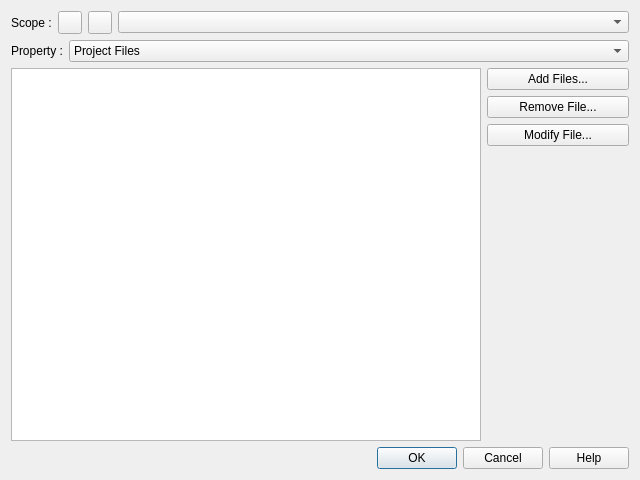
testmana2/mks, file v2/branches/dev/monkey/src/xupmanager/ui/UIXUPProjectEditor.ui: the form before one commit.
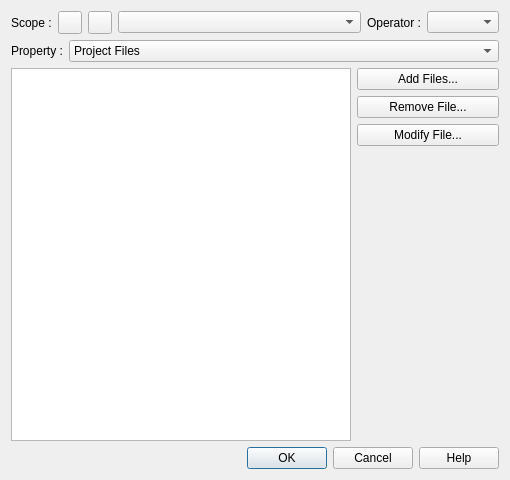
The form after the commit. Icons and pictures are not drawn. Custom widgets are drawn as their Qt base class.

Commit message: had combobox for operators ( hidden by default )

The edit to the form file:
```diff
--- a/v2/branches/dev/monkey/src/xupmanager/ui/UIXUPProjectEditor.ui
+++ b/v2/branches/dev/monkey/src/xupmanager/ui/UIXUPProjectEditor.ui
@@ -5,7 +5,7 @@
    <rect>
     <x>0</x>
     <y>0</y>
-    <width>640</width>
+    <width>510</width>
     <height>480</height>
    </rect>
   </property>
@@ -46,6 +46,16 @@
        </property>
       </widget>
      </item>
+     <item>
+      <widget class="QLabel" name="lOperator" >
+       <property name="text" >
+        <string>Operator :</string>
+       </property>
+      </widget>
+     </item>
+     <item>
+      <widget class="QComboBox" name="cbOperator" />
+     </item>
     </layout>
    </item>
    <item>
```
The commit also changes 1 other file.
